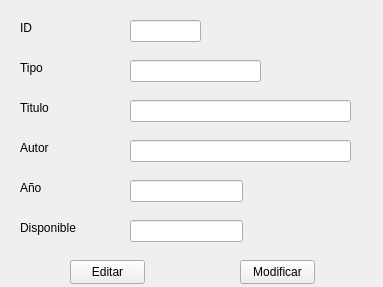
First picture: the form in Biblioteca/Views/MaterialesForm.ui, repository rescobedoq/sbd, before the edit.
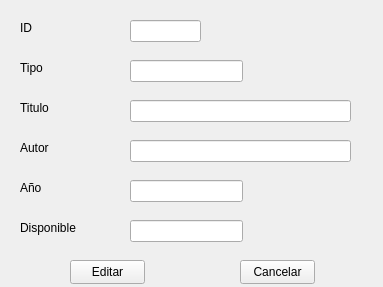
Second picture: the form after the edit.

Commit message: CRUD  de materiales final

Patch:
```diff
--- a/Biblioteca/Views/MaterialesForm.ui
+++ b/Biblioteca/Views/MaterialesForm.ui
@@ -62,7 +62,7 @@
     </rect>
    </property>
    <property name="text">
-    <string>Modificar</string>
+    <string>Cancelar</string>
    </property>
   </widget>
   <widget class="QLineEdit" name="lineEdit">
@@ -114,17 +114,7 @@
     <string>Año</string>
    </property>
   </widget>
-  <widget class="QLineEdit" name="lineEdit_2">
-   <property name="geometry">
-    <rect>
-     <x>130</x>
-     <y>60</y>
-     <width>131</width>
-     <height>22</height>
-    </rect>
-   </property>
-  </widget>
-  <widget class="QLineEdit" name="lineEdit_3">
+  <widget class="QLineEdit" name="txtTituloMaterial">
    <property name="geometry">
     <rect>
      <x>130</x>
@@ -177,6 +167,16 @@
     <string>Disponible</string>
    </property>
   </widget>
+  <widget class="QLineEdit" name="txtTipMaterial">
+   <property name="geometry">
+    <rect>
+     <x>130</x>
+     <y>60</y>
+     <width>113</width>
+     <height>22</height>
+    </rect>
+   </property>
+  </widget>
  </widget>
  <resources/>
  <connections/>
```
Left out of the diff: 12 changed lines with no effect on the pictures. The commit also changes 7 other files.
